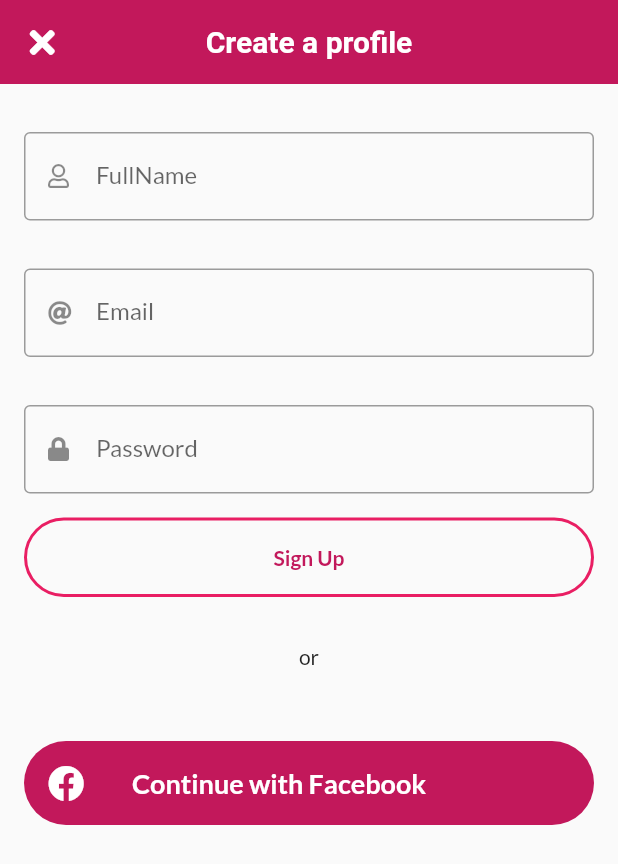
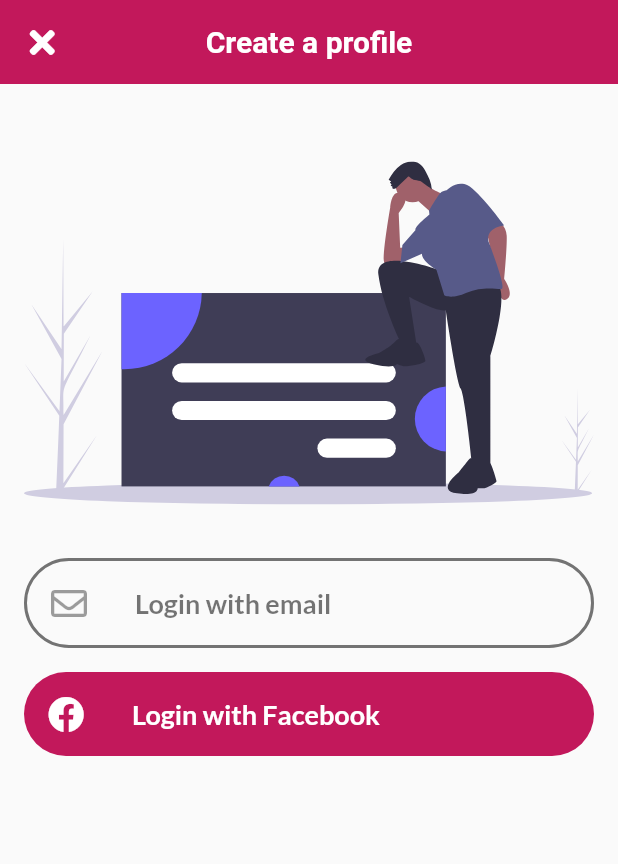
Before and after one commit to mkenlo/interpretari, a Flutter app: the SignInScreen screen opened by its route, on a phone screen of 412 x 824 dp. Shown: the top 864 px of the screen. Run offline on Flutter 3.47's test engine with Material 2 defaults, Android fonts, the phone set to English and light mode, and no system bars; our stand-ins replace flutter_svg, font_awesome_flutter, google_fonts, permission_handler, shared_preferences; missing offline and left inert: flutter_facebook_login, flutter_sound; accounts and stored records are empty; network calls fail.

Commit message:
implemented FB login flow, refactored Settings Profile, set placeholder for Email Login

```diff
--- a/lib/screens/signin_screen.dart
+++ b/lib/screens/signin_screen.dart
@@ -1,10 +1,12 @@
 import 'package:flutter/cupertino.dart';
 import 'package:flutter/material.dart';
 import 'package:flutter/painting.dart';
+import 'package:flutter_svg/flutter_svg.dart';
 import 'package:font_awesome_flutter/font_awesome_flutter.dart';
 
 import '../res/dimensions.dart';
 import '../res/strings.dart';
+import '../services/user_service.dart';
 
 class SignInScreen extends StatefulWidget {
   @override
@@ -12,91 +14,78 @@ class SignInScreen extends StatefulWidget {
 }
 
 class SignInScreenState extends State<SignInScreen> {
+  void showErrors(String errorMsg) {
+    showDialog<void>(
+        context: context,
+        barrierDismissible: true,
+        builder: (BuildContext context) {
+          return AlertDialog(
+              titleTextStyle: TextStyle(
+                  color: Theme.of(context).primaryColorDark,
+                  fontWeight: FontWeight.bold,
+                  fontSize: 20.0),
+              title: Text("Login Error"),
+              content: Text(errorMsg),
+              actions: <Widget>[
+                FlatButton(
+                    child: Text(LABEL_ACKNOW),
+                    onPressed: () {
+                      Navigator.of(context).pop();
+                    },
+                    color: Theme.of(context).accentColor)
+              ]);
+        });
+  }
+
   void _navigateToNextPage() {
-    /*if (Navigator.canPop(context)) {
-      Navigator.pop(context);
-    }*/
     Navigator.of(context).pushNamed(ROUTE_DASHBOARD);
   }
 
   @override
   Widget build(BuildContext context) {
-    Widget facebookWidget = Container(
+    Widget facebookButton = Container(
         margin:
             EdgeInsets.symmetric(vertical: DEFAULT_PADDING, horizontal: 0.0),
         decoration: BoxDecoration(
             color: Theme.of(context).primaryColorDark,
             borderRadius: BorderRadius.circular(30.0)),
         child: ListTile(
-            onTap: () {
-              print("_doLogin");
+            onTap: () async {
+              final res = await UserService().fbLogin();
+              if (res < 0) {
+                showErrors("SERVER ERROR: Could not process login");
+              } else if (res == 0) {
+                showErrors("User cancelled the Login");
+              } else {
+                _navigateToNextPage();
+              }
             },
             leading: FaIcon(FontAwesomeIcons.facebook, color: Colors.white),
-            title: Text("Continue with Facebook",
+            title: Text("Login with Facebook",
                 style: TextStyle(
                     color: Colors.white,
                     fontWeight: FontWeight.bold,
                     fontSize: 18.0))));
-    Widget nameInput = Container(
-        child: TextField(
-            obscureText: false,
-            decoration: InputDecoration(
-                prefixIcon: Padding(
-                    child: FaIcon(FontAwesomeIcons.user, size: DEFAULT_PADDING),
-                    padding: EdgeInsets.all(DEFAULT_PADDING)),
-                border: OutlineInputBorder(),
-                labelText: 'FullName')),
-        padding: EdgeInsets.symmetric(vertical: DEFAULT_PADDING));
-    Widget emailInput = Container(
-        child: TextField(
-          obscureText: false,
-          decoration: InputDecoration(
-              prefixIcon: Padding(
-                  child: FaIcon(FontAwesomeIcons.at, size: DEFAULT_PADDING),
-                  padding: EdgeInsets.all(DEFAULT_PADDING)),
-              border: OutlineInputBorder(),
-              labelText: 'Email'),
-        ),
-        padding: EdgeInsets.symmetric(vertical: DEFAULT_PADDING));
-    Widget passwordInput = Container(
-        child: TextField(
-          obscureText: true,
-          obscuringCharacter: "*",
-          decoration: InputDecoration(
-              prefixIcon: Padding(
-                  child: FaIcon(FontAwesomeIcons.lock, size: DEFAULT_PADDING),
-                  padding: EdgeInsets.all(DEFAULT_PADDING)),
-              border: OutlineInputBorder(),
-              labelText: 'Password'),
-        ),
-        padding: EdgeInsets.symmetric(vertical: DEFAULT_PADDING));
+
     Widget signInButton = Container(
-        padding: EdgeInsets.all(DEFAULT_PADDING),
         decoration: BoxDecoration(
-            border:
-                Border.all(width: 2.0, color: Theme.of(context).accentColor),
+            border: Border.all(
+              width: 2.0,
+              //color: Theme.of(context).accentColor, // TODO Change back to acccent color when this button is enable
+              color: Colors.black54,
+            ),
             borderRadius: BorderRadius.circular(30.0)),
-        child: InkWell(
-            onTap: () {
-              print("_doLogin");
-            },
-            child: Center(
-                child: Text("Sign Up",
-                    style: TextStyle(
-                        fontWeight: FontWeight.bold,
-                        color: Theme.of(context).primaryColorDark)))));
-    Widget content = Container(
-        padding: EdgeInsets.all(DEFAULT_PADDING),
-        child: ListView(
-          children: [
-            nameInput,
-            emailInput,
-            passwordInput,
-            signInButton,
-            LimitedBox(child: Center(child: Text("or")), maxHeight: 80.0),
-            facebookWidget
-          ],
-        ));
+        child: ListTile(
+            enabled: false,
+            leading: FaIcon(FontAwesomeIcons.envelope),
+            title: Text(
+              "Login with email",
+              style: TextStyle(
+                  color: Colors.black54,
+                  fontWeight: FontWeight.bold,
+                  fontSize: 18.0),
+            )));
+
     return Scaffold(
         appBar: AppBar(
             leading: IconButton(
@@ -113,10 +102,17 @@ class SignInScreenState extends State<SignInScreen> {
             backgroundColor: Theme.of(context).primaryColorDark,
             elevation: 0.0),
         body: Container(
-            child: Column(
-          crossAxisAlignment: CrossAxisAlignment.start,
-          children: [Expanded(child: content)],
-        )));
+            padding: EdgeInsets.all(DEFAULT_PADDING),
+            child:
+                Column(crossAxisAlignment: CrossAxisAlignment.start, children: [
+              // Placeholder for email_signin_widget
+              SizedBox(
+                  height: 300.0,
+                  child: SvgPicture.asset('assets/images/undraw_sign_in.svg')),
+              // TODO Change this placeholder widget with the email_signin_widget Or Activate Button
+              signInButton,
+              facebookButton
+            ])));
   }
 
   @override
--- a/pubspec.yaml
+++ b/pubspec.yaml
@@ -33,6 +33,8 @@ dependencies:
   font_awesome_flutter: ^8.10.0
   flutter_sound: ^6.4.2+1
   google_fonts: ^1.1.1
+  flutter_facebook_login: ^3.0.0
+  flutter_svg: ^0.19.2+1
 
 dev_dependencies:
   flutter_test:
@@ -52,8 +54,8 @@ flutter:
   uses-material-design: true
 
   # To add assets to your application, add an assets section, like this:
-  # assets:
-  #   - images/a_dot_burr.jpeg
+  assets:
+     - assets/images/
   #   - images/a_dot_ham.jpeg
 
   # An image asset can refer to one or more resolution-specific "variants", see
```
Also changed, not shown: lib/components/email_signin_widget.dart (added, +65 -0 lines), lib/screens/home_screen.dart (+41 -64 lines), lib/screens/preferences_screen.dart (+7 -14 lines), lib/screens/translation_list_screen.dart (+14 -21 lines), lib/screens/userprofile_screen.dart (+21 -62 lines), lib/services/language_service.dart (+7 -1 lines), lib/services/translation_service.dart (+13 -13 lines), lib/services/user_service.dart (+96 -7 lines), assets/images/f_logo_RGB-White_100.png (deleted), assets/images/undraw_sign_in.svg (added), assets/images/undraw_welcoming.svg (added), pubspec.lock, 4 other files.
